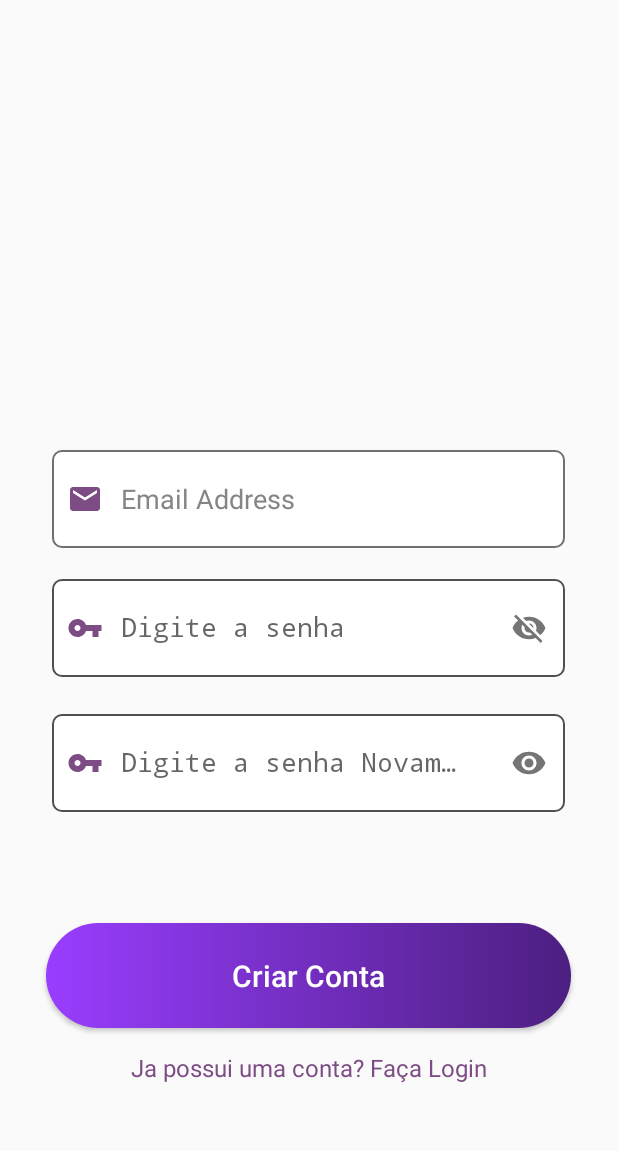
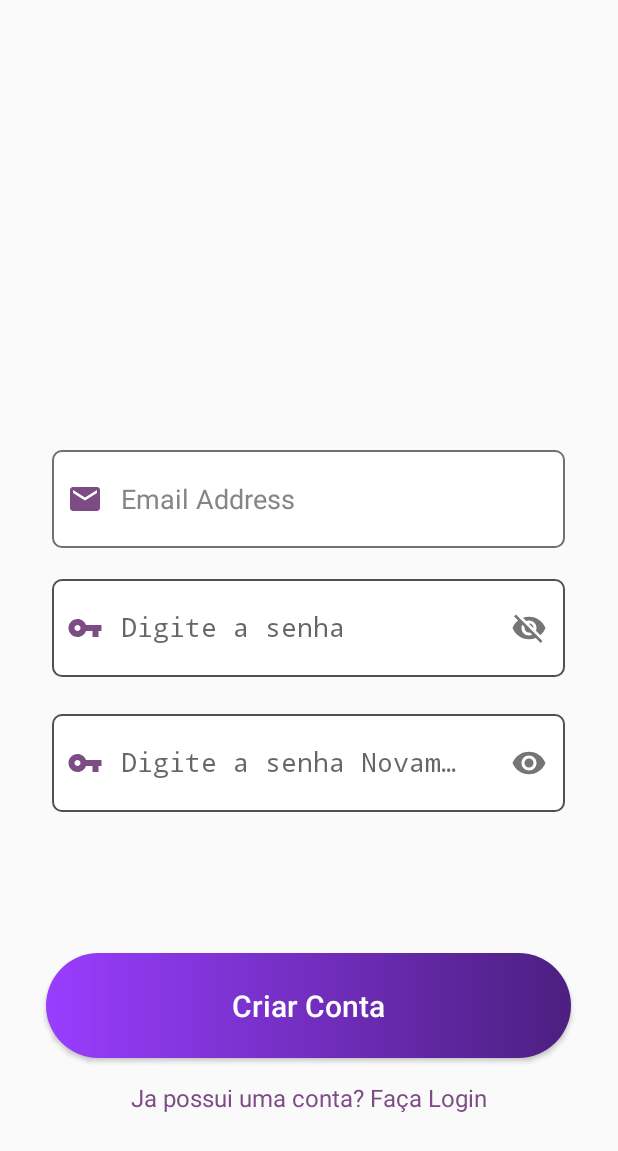
Before and after one commit to vDuduardo/XPCriativaApp, an Android app: the CreateAccountActivity screen opened directly, with no data from a screen before it, after a tap on "Criar Conta", on a phone screen of 412 x 824 dp. Shown: the top 1151 px of the screen. Run offline under Robolectric (Android 15) with nearby library versions, the phone set to English and light mode, and no system bars; 1 other tap on this screen came first.

Commit message:
Finish Create Account Activity

```diff
--- a/app/src/main/java/br/xpcriativa/app/CreateAccountActivity.java
+++ b/app/src/main/java/br/xpcriativa/app/CreateAccountActivity.java
@@ -12,6 +12,8 @@ import androidx.annotation.Nullable;
 import br.xpcriativa.app.database.Accounts;
 
 public class CreateAccountActivity extends Activity {
+
+    private TextView signIn;
 
     @Override
     protected void onCreate(@Nullable Bundle savedInstanceState) {
@@ -38,6 +40,13 @@ public class CreateAccountActivity extends Activity {
                 Intent intent = new Intent(this, MainActivity.class);
                 startActivity(intent);
             }
+
+            signIn = findViewById(R.id.textViewDoLogin);
+
+            signIn.setOnClickListener(v1 -> {
+                Intent intent = new Intent(this, LoginActivity.class);
+                startActivity(intent);
+            });
         });
     }
 
--- a/app/src/main/res/layout/activity_create_account.xml
+++ b/app/src/main/res/layout/activity_create_account.xml
@@ -78,7 +78,7 @@
         android:layout_height="70dp"
         android:layout_centerHorizontal="true"
         android:layout_below="@id/TogglePasswordLayout2"
-        android:layout_marginTop="70dp"
+        android:layout_marginTop="90dp"
         android:background="@drawable/custom_button_login"
         android:text="@string/create_account"
         android:textAllCaps="false"
@@ -88,7 +88,7 @@
     </Button>
 
     <TextView
-        android:id="@+id/textViewCreateAccount"
+        android:id="@+id/textViewDoLogin"
         android:layout_width="wrap_content"
         android:layout_height="wrap_content"
         android:text="@string/do_login"
```
